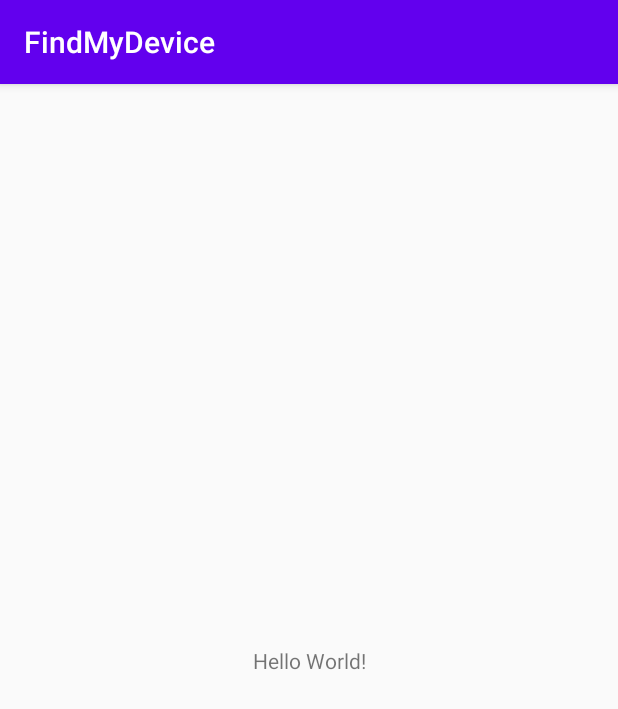
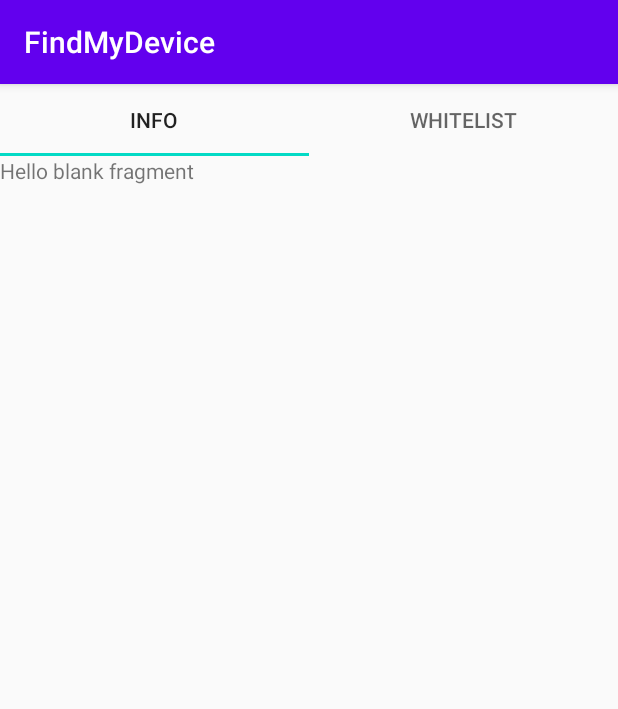
Before and after one commit to xfarrow/FindMyDevice, an Android app: the screen it shows after launch (MainActivity), on a phone screen of 412 x 824 dp. Shown: the top 709 px of the screen. Run offline under Robolectric (Android 15) with nearby library versions, the phone set to English and light mode, and no system bars; 2 statements that could not run were skipped.

Commit message:
Created ui structure.

```diff
--- a/app/build.gradle
+++ b/app/build.gradle
@@ -28,7 +28,9 @@ dependencies {
 
     implementation 'androidx.appcompat:appcompat:1.2.0'
     implementation 'androidx.constraintlayout:constraintlayout:2.0.1'
+    implementation 'androidx.legacy:legacy-support-v4:1.0.0'
     testImplementation 'junit:junit:4.12'
     androidTestImplementation 'androidx.test.ext:junit:1.1.2'
     androidTestImplementation 'androidx.test.espresso:espresso-core:3.3.0'
+    implementation 'com.google.android.material:material:1.2.1'
 }
--- a/app/src/main/AndroidManifest.xml
+++ b/app/src/main/AndroidManifest.xml
@@ -14,6 +14,7 @@
         android:roundIcon="@mipmap/ic_launcher_round"
         android:supportsRtl="true"
         android:theme="@style/AppTheme">
+        <activity android:name=".Permissions"></activity>
         <activity android:name=".MainActivity">
             <intent-filter>
                 <action android:name="android.intent.action.MAIN" />
@@ -21,7 +22,8 @@
                 <category android:name="android.intent.category.LAUNCHER" />
             </intent-filter>
         </activity>
-        <receiver android:name="de.nulide.findmydevice.utils.SMS">
+
+        <receiver android:name=".utils.SMS">
             <intent-filter>
                 <action android:name="android.provider.Telephony.SMS_RECEIVED" />
             </intent-filter>
--- a/app/src/main/java/de/nulide/findmydevice/MainActivity.java
+++ b/app/src/main/java/de/nulide/findmydevice/MainActivity.java
@@ -1,6 +1,7 @@
 package de.nulide.findmydevice;
 
 import androidx.appcompat.app.AppCompatActivity;
+import androidx.viewpager.widget.ViewPager;
 
 import android.annotation.SuppressLint;
 import android.content.Context;
@@ -11,10 +12,20 @@ import android.os.Looper;
 import android.telephony.TelephonyManager;
 import android.telephony.gsm.GsmCellLocation;
 import android.util.Log;
+
+import com.google.android.material.tabs.TabItem;
+import com.google.android.material.tabs.TabLayout;
+
+import de.nulide.findmydevice.ui.MainPageViewAdapter;
 import de.nulide.findmydevice.utils.GPS;
 import de.nulide.findmydevice.utils.SMS;
 
 public class MainActivity extends AppCompatActivity {
+
+    private TabLayout tabLayout;
+    private TabItem tabItemInfo;
+    private TabItem tabItemWhitelist;
+    private ViewPager viewPager;
 
     @SuppressLint("MissingPermission")
     @Override
@@ -39,5 +50,14 @@ public class MainActivity extends AppCompatActivity {
         String networkOperator = tm.getNetworkOperator();
         Log.d("gsm", location.getCid() + "/"+ location.getLac());
         Log.d("gsm-2", networkOperator.substring(0,3)+ "/"+networkOperator.substring(3));
+
+
+        tabLayout = findViewById(R.id.tablayout);
+        tabItemInfo = findViewById(R.id.tabItemInfo);
+        tabItemWhitelist = findViewById(R.id.tabItemWhitelist);
+        viewPager = findViewById(R.id.viewPager);
+        MainPageViewAdapter mPageViewAdapter = new MainPageViewAdapter(getSupportFragmentManager(), tabLayout.getTabCount());
+        viewPager.setAdapter(mPageViewAdapter);
+        viewPager.addOnPageChangeListener(new TabLayout.TabLayoutOnPageChangeListener(tabLayout));
     }
 }
--- /dev/null
+++ b/app/src/main/java/de/nulide/findmydevice/MainInfo.java
@@ -0,0 +1,64 @@
+package de.nulide.findmydevice;
+
+import android.os.Bundle;
+
+import androidx.fragment.app.Fragment;
+
+import android.view.LayoutInflater;
+import android.view.View;
+import android.view.ViewGroup;
+
+
+/**
+ * A simple {@link Fragment} subclass.
+ * Use the {@link MainInfo#newInstance} factory method to
+ * create an instance of this fragment.
+ */
+public class MainInfo extends Fragment {
+    // TODO: Rename parameter arguments, choose names that match
+    // the fragment initialization parameters, e.g. ARG_ITEM_NUMBER
+    private static final String ARG_PARAM1 = "param1";
+    private static final String ARG_PARAM2 = "param2";
+
+    // TODO: Rename and change types of parameters
+    private String mParam1;
+    private String mParam2;
+
+    public MainInfo() {
+        // Required empty public constructor
+    }
+
+    /**
+     * Use this factory method to create a new instance of
+     * this fragment using the provided parameters.
+     *
+     * @param param1 Parameter 1.
+     * @param param2 Parameter 2.
+     * @return A new instance of fragment MainInfo.
+     */
+    // TODO: Rename and change types and number of parameters
+    public static MainInfo newInstance(String param1, String param2) {
+        MainInfo fragment = new MainInfo();
+        Bundle args = new Bundle();
+        args.putString(ARG_PARAM1, param1);
+        args.putString(ARG_PARAM2, param2);
+        fragment.setArguments(args);
+        return fragment;
+    }
+
+    @Override
+    public void onCreate(Bundle savedInstanceState) {
+        super.onCreate(savedInstanceState);
+        if (getArguments() != null) {
+            mParam1 = getArguments().getString(ARG_PARAM1);
+            mParam2 = getArguments().getString(ARG_PARAM2);
+        }
+    }
+
+    @Override
+    public View onCreateView(LayoutInflater inflater, ViewGroup container,
+                             Bundle savedInstanceState) {
+        // Inflate the layout for this fragment
+        return inflater.inflate(R.layout.fragment_main_info, container, false);
+    }
+}
--- /dev/null
+++ b/app/src/main/java/de/nulide/findmydevice/MainWhitelist.java
@@ -0,0 +1,64 @@
+package de.nulide.findmydevice;
+
+import android.os.Bundle;
+
+import androidx.fragment.app.Fragment;
+
+import android.view.LayoutInflater;
+import android.view.View;
+import android.view.ViewGroup;
+
+
+/**
+ * A simple {@link Fragment} subclass.
+ * Use the {@link MainWhitelist#newInstance} factory method to
+ * create an instance of this fragment.
+ */
+public class MainWhitelist extends Fragment {
+    // TODO: Rename parameter arguments, choose names that match
+    // the fragment initialization parameters, e.g. ARG_ITEM_NUMBER
+    private static final String ARG_PARAM1 = "param1";
+    private static final String ARG_PARAM2 = "param2";
+
+    // TODO: Rename and change types of parameters
+    private String mParam1;
+    private String mParam2;
+
+    public MainWhitelist() {
+        // Required empty public constructor
+    }
+
+    /**
+     * Use this factory method to create a new instance of
+     * this fragment using the provided parameters.
+     *
+     * @param param1 Parameter 1.
+     * @param param2 Parameter 2.
+     * @return A new instance of fragment MainWhitelist.
+     */
+    // TODO: Rename and change types and number of parameters
+    public static MainWhitelist newInstance(String param1, String param2) {
+        MainWhitelist fragment = new MainWhitelist();
+        Bundle args = new Bundle();
+        args.putString(ARG_PARAM1, param1);
+        args.putString(ARG_PARAM2, param2);
+        fragment.setArguments(args);
+        return fragment;
+    }
+
+    @Override
+    public void onCreate(Bundle savedInstanceState) {
+        super.onCreate(savedInstanceState);
+        if (getArguments() != null) {
+            mParam1 = getArguments().getString(ARG_PARAM1);
+            mParam2 = getArguments().getString(ARG_PARAM2);
+        }
+    }
+
+    @Override
+    public View onCreateView(LayoutInflater inflater, ViewGroup container,
+                             Bundle savedInstanceState) {
+        // Inflate the layout for this fragment
+        return inflater.inflate(R.layout.fragment_main_whitelist, container, false);
+    }
+}
--- /dev/null
+++ b/app/src/main/java/de/nulide/findmydevice/ui/MainPageViewAdapter.java
@@ -0,0 +1,36 @@
+package de.nulide.findmydevice.ui;
+
+import androidx.annotation.NonNull;
+import androidx.fragment.app.Fragment;
+import androidx.fragment.app.FragmentManager;
+import androidx.fragment.app.FragmentPagerAdapter;
+
+import de.nulide.findmydevice.MainInfo;
+import de.nulide.findmydevice.MainWhitelist;
+
+public class MainPageViewAdapter extends FragmentPagerAdapter {
+
+    private int numOfTabs;
+
+    public MainPageViewAdapter(@NonNull FragmentManager fm, int numOfTabs) {
+        super(fm, numOfTabs);
+        this.numOfTabs = numOfTabs;
+    }
+
+    @NonNull
+    @Override
+    public Fragment getItem(int position) {
+        switch (position){
+            case 0:
+                return new MainInfo();
+            case 1:
+                return new MainWhitelist();
+        }
+        return null;
+    }
+
+    @Override
+    public int getCount() {
+        return numOfTabs;
+    }
+}
--- a/app/src/main/res/layout/activity_main.xml
+++ b/app/src/main/res/layout/activity_main.xml
@@ -1,18 +1,39 @@
 <?xml version="1.0" encoding="utf-8"?>
 <androidx.constraintlayout.widget.ConstraintLayout xmlns:android="http://schemas.android.com/apk/res/android"
-    xmlns:app="http://schemas.android.com/apk/res-auto"
     xmlns:tools="http://schemas.android.com/tools"
     android:layout_width="match_parent"
     android:layout_height="match_parent"
     tools:context=".MainActivity">
 
-    <TextView
-        android:layout_width="wrap_content"
-        android:layout_height="wrap_content"
-        android:text="Hello World!"
-        app:layout_constraintBottom_toBottomOf="parent"
-        app:layout_constraintLeft_toLeftOf="parent"
-        app:layout_constraintRight_toRightOf="parent"
-        app:layout_constraintTop_toTopOf="parent" />
+    <LinearLayout
+        android:layout_width="match_parent"
+        android:layout_height="match_parent"
+        android:orientation="vertical">
+
+        <com.google.android.material.tabs.TabLayout
+            android:id="@+id/tablayout"
+            android:layout_width="match_parent"
+            android:layout_height="wrap_content">
+
+            <com.google.android.material.tabs.TabItem
+                android:id="@+id/tabItemInfo"
+                android:layout_width="wrap_content"
+                android:layout_height="wrap_content"
+                android:text="Info" />
+
+            <com.google.android.material.tabs.TabItem
+                android:id="@+id/tabItemWhitelist"
+                android:layout_width="wrap_content"
+                android:layout_height="wrap_content"
+                android:text="Whitelist" />
+
+        </com.google.android.material.tabs.TabLayout>
+
+        <androidx.viewpager.widget.ViewPager
+            android:id="@+id/viewPager"
+            android:layout_width="match_parent"
+            android:layout_height="match_parent" />
+
+    </LinearLayout>
 
 </androidx.constraintlayout.widget.ConstraintLayout>
--- /dev/null
+++ b/app/src/main/res/layout/fragment_main_info.xml
@@ -0,0 +1,14 @@
+<?xml version="1.0" encoding="utf-8"?>
+<FrameLayout xmlns:android="http://schemas.android.com/apk/res/android"
+    xmlns:tools="http://schemas.android.com/tools"
+    android:layout_width="match_parent"
+    android:layout_height="match_parent"
+    tools:context=".MainInfo">
+
+    <!-- TODO: Update blank fragment layout -->
+    <TextView
+        android:layout_width="match_parent"
+        android:layout_height="match_parent"
+        android:text="@string/hello_blank_fragment" />
+
+</FrameLayout>
--- a/app/src/main/res/values/strings.xml
+++ b/app/src/main/res/values/strings.xml
@@ -1,3 +1,6 @@
 <resources>
     <string name="app_name">FindMyDevice</string>
+
+    <!-- TODO: Remove or change this placeholder text -->
+    <string name="hello_blank_fragment">Hello blank fragment</string>
 </resources>
```
Also changed, not shown: app/src/main/java/de/nulide/findmydevice/Permissions.java (added, +14 -0 lines), app/src/main/java/de/nulide/findmydevice/data/Whitelist.java (added, +20 -0 lines), app/src/main/res/layout/activity_permissions.xml (added, +50 -0 lines), app/src/main/res/layout/fragment_main_whitelist.xml (added, +14 -0 lines), app/src/main/res/layout/main_whitelist_layout.xml (added, +19 -0 lines), 1 other file.
